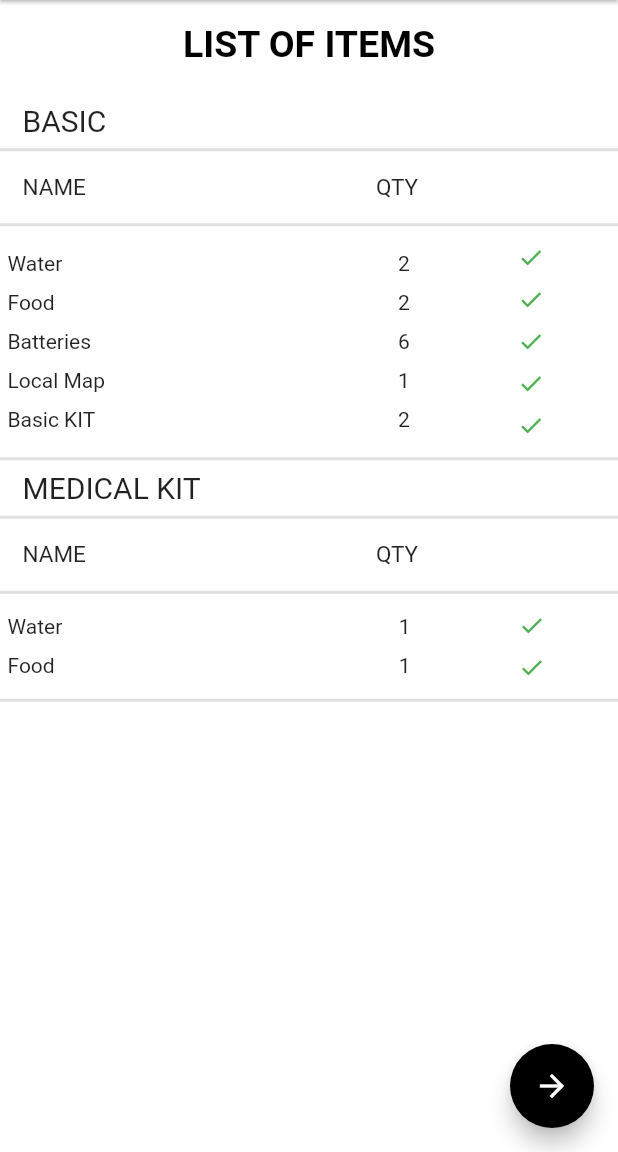
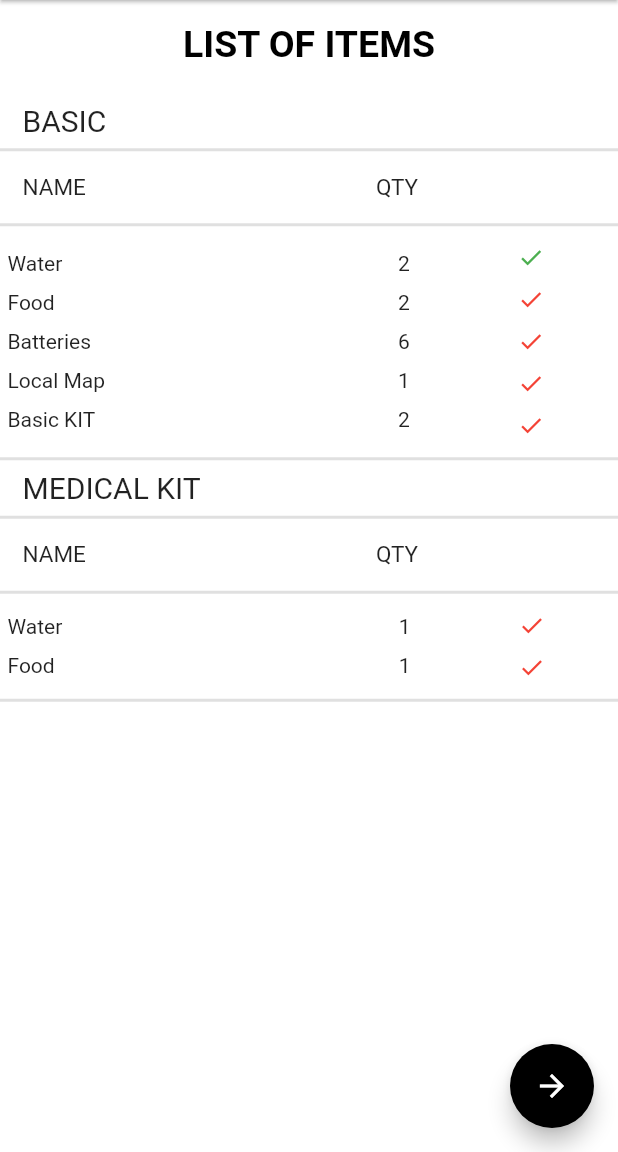
Before and after one commit to DSC-KIIT/Project-Rahat, a Flutter app: the ItemPage screen opened directly, after a tap on the "done" icon, on a phone screen of 412 x 824 dp, the part 84-1236 px from its top. Run offline on Flutter 3.47's test engine with Material 2 defaults, Android fonts, the light colour scheme and no system bars; our stand-ins replace cached_network_image, cloud_firestore, firebase_analytics, firebase_auth, font_awesome_flutter, geolocator and 2 more; accounts and stored records are empty; network calls fail.

Commit message:
Item Page Completed

```diff
--- a/lib/pages/SOS/itemPage.dart
+++ b/lib/pages/SOS/itemPage.dart
@@ -12,7 +12,15 @@ class _ItemPageState extends State<ItemPage> {
       height: 100.0,
       width: 100.0,
       alignment: FractionalOffset.center);
-  Color _iconColor = Colors.red;
+
+  Color _iconColor1 = Colors.red;
+  Color _iconColor2 = Colors.red;
+  Color _iconColor3 = Colors.red;
+  Color _iconColor4 = Colors.red;
+  Color _iconColor5 = Colors.red;
+
+  Color _iconColor6 = Colors.red;
+  Color _iconColor7 = Colors.red;
 
   @override
   Widget build(BuildContext context) {
@@ -131,16 +139,16 @@ class _ItemPageState extends State<ItemPage> {
                     child: GestureDetector(
                         onTap: () {
                           setState(() {
-                            if (_iconColor == Colors.red)
-                              _iconColor = Colors.green;
+                            if (_iconColor1 == Colors.red)
+                              _iconColor1 = Colors.green;
                             else
-                              _iconColor = Colors.red;
+                              _iconColor1 = Colors.red;
                           });
                         },
                         child: Icon(
                           Icons.done,
                           size: 18.0,
-                          color: _iconColor,
+                          color: _iconColor1,
                         )),
                   ),
                   Padding(
@@ -148,16 +156,16 @@ class _ItemPageState extends State<ItemPage> {
                     child: GestureDetector(
                         onTap: () {
                           setState(() {
-                            if (_iconColor == Colors.red)
-                              _iconColor = Colors.green;
+                            if (_iconColor2 == Colors.red)
+                              _iconColor2 = Colors.green;
                             else
-                              _iconColor = Colors.red;
+                              _iconColor2 = Colors.red;
                           });
                         },
                         child: Icon(
                           Icons.done,
                           size: 18.0,
-                          color: _iconColor,
+                          color: _iconColor2,
                         )),
                   ),
                   Padding(
@@ -165,16 +173,16 @@ class _ItemPageState extends State<ItemPage> {
                     child: GestureDetector(
                         onTap: () {
                           setState(() {
-                            if (_iconColor == Colors.red)
-                              _iconColor = Colors.green;
+                            if (_iconColor3 == Colors.red)
+                              _iconColor3 = Colors.green;
                             else
-                              _iconColor = Colors.red;
+                              _iconColor3 = Colors.red;
                           });
                         },
                         child: Icon(
                           Icons.done,
                           size: 18.0,
-                          color: _iconColor,
+                          color: _iconColor3,
                         )),
                   ),
                   Padding(
@@ -182,16 +190,16 @@ class _ItemPageState extends State<ItemPage> {
                     child: GestureDetector(
                         onTap: () {
                           setState(() {
-                            if (_iconColor == Colors.red)
-                              _iconColor = Colors.green;
+                            if (_iconColor4 == Colors.red)
+                              _iconColor4 = Colors.green;
                             else
-                              _iconColor = Colors.red;
+                              _iconColor4 = Colors.red;
                           });
                         },
                         child: Icon(
                           Icons.done,
                           size: 18.0,
-                          color: _iconColor,
+                          color: _iconColor4,
                         )),
                   ),
                   Padding(
@@ -199,16 +207,16 @@ class _ItemPageState extends State<ItemPage> {
                     child: GestureDetector(
                         onTap: () {
                           setState(() {
-                            if (_iconColor == Colors.red)
-                              _iconColor = Colors.green;
+                            if (_iconColor5 == Colors.red)
+                              _iconColor5 = Colors.green;
                             else
-                              _iconColor = Colors.red;
+                              _iconColor5 = Colors.red;
                           });
                         },
                         child: Icon(
                           Icons.done,
                           size: 18.0,
-                          color: _iconColor,
+                          color: _iconColor5,
                         )),
                   )
                 ],
@@ -279,16 +287,16 @@ class _ItemPageState extends State<ItemPage> {
                     child: GestureDetector(
                         onTap: () {
                           setState(() {
-                            if (_iconColor == Colors.red)
-                              _iconColor = Colors.green;
+                            if (_iconColor6 == Colors.red)
+                              _iconColor6 = Colors.green;
                             else
-                              _iconColor = Colors.red;
+                              _iconColor6 = Colors.red;
                           });
                         },
                         child: Icon(
                           Icons.done,
                           size: 18.0,
-                          color: _iconColor,
+                          color: _iconColor6,
                         )),
                   ),
                   Padding(
@@ -296,25 +304,23 @@ class _ItemPageState extends State<ItemPage> {
                     child: GestureDetector(
                         onTap: () {
                           setState(() {
-                            if (_iconColor == Colors.red)
-                              _iconColor = Colors.green;
+                            if (_iconColor7 == Colors.red)
+                              _iconColor7 = Colors.green;
                             else
-                              _iconColor = Colors.red;
+                              _iconColor7 = Colors.red;
                           });
                         },
                         child: Icon(
                           Icons.done,
                           size: 18.0,
-                          color: _iconColor,
+                          color: _iconColor7,
                         )),
                   )
                 ],
               )
             ],
           ),
-          Divider(
-            thickness: 2.0,
-          )
+          Divider(thickness: 2.0)
         ],
       ),
       floatingActionButton: FloatingActionButton(
```
